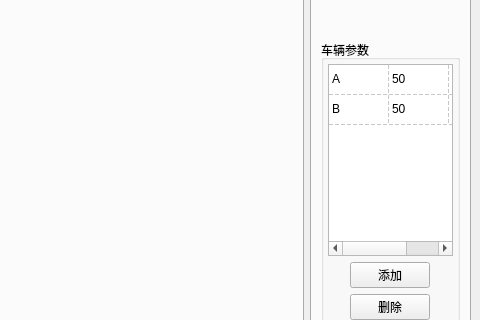
Tao1998/VRP, file src/mainwindow.ui: the form before one commit; both pictures show x 477 to 957 and y 105 to 425 of the 957 by 775 pixel window.
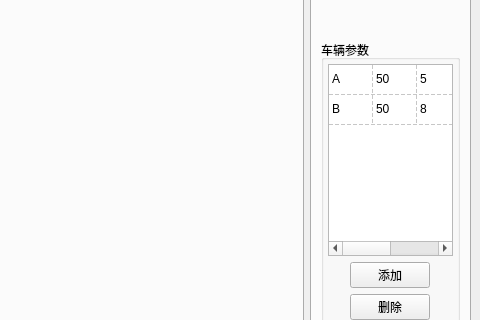
The form after the commit. The open tabs and pages were chosen to show the change. Icons and pictures are not drawn.

```diff
--- a/src/mainwindow.ui
+++ b/src/mainwindow.ui
@@ -583,7 +583,10 @@
               <bool>false</bool>
              </attribute>
              <attribute name="horizontalHeaderDefaultSectionSize">
-              <number>60</number>
+              <number>44</number>
+             </attribute>
+             <attribute name="horizontalHeaderMinimumSectionSize">
+              <number>24</number>
              </attribute>
              <attribute name="verticalHeaderVisible">
               <bool>false</bool>
@@ -608,7 +611,7 @@
              </column>
              <column>
               <property name="text">
-               <string>最大里程</string>
+               <string>里程</string>
               </property>
               <property name="textAlignment">
                <set>AlignCenter</set>
@@ -622,6 +625,14 @@
                <set>AlignCenter</set>
               </property>
              </column>
+             <column>
+              <property name="text">
+               <string>数量</string>
+              </property>
+              <property name="textAlignment">
+               <set>AlignCenter</set>
+              </property>
+             </column>
              <item row="0" column="0">
               <property name="text">
                <string>A</string>
@@ -637,6 +648,11 @@
                <string>5</string>
               </property>
              </item>
+             <item row="0" column="3">
+              <property name="text">
+               <string>10</string>
+              </property>
+             </item>
              <item row="1" column="0">
               <property name="text">
                <string>B</string>
@@ -652,6 +668,11 @@
                <string>8</string>
               </property>
              </item>
+             <item row="1" column="3">
+              <property name="text">
+               <string>10</string>
+              </property>
+             </item>
             </widget>
            </item>
            <item>
```
